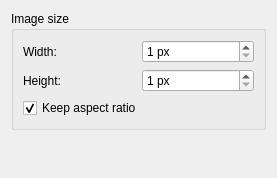
Before: the Qt Designer form src/Gui/TaskView/TaskImageScale.ui in southseact-3d/fcd, drawn with Qt 5.
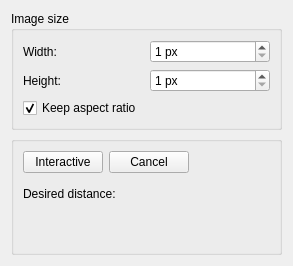
After: the same form once the commit is applied. Custom widgets are drawn as their Qt base class.

Commit message: Gui: implement interactive image scaling

Patch:
```diff
--- a/src/Gui/TaskView/TaskImageScale.ui
+++ b/src/Gui/TaskView/TaskImageScale.ui
@@ -6,14 +6,14 @@
    <rect>
     <x>0</x>
     <y>0</y>
-    <width>277</width>
-    <height>178</height>
+    <width>293</width>
+    <height>266</height>
    </rect>
   </property>
   <property name="windowTitle">
    <string>Scale image</string>
   </property>
-  <layout class="QGridLayout" name="gridLayout_3">
+  <layout class="QGridLayout" name="gridLayout_4">
    <item row="0" column="0">
     <widget class="QGroupBox" name="groupBox">
      <property name="title">
@@ -78,20 +78,85 @@
     </widget>
    </item>
    <item row="1" column="0">
-    <spacer name="verticalSpacer">
-     <property name="orientation">
-      <enum>Qt::Vertical</enum>
+    <widget class="QGroupBox" name="groupBox_2">
+     <property name="title">
+      <string/>
      </property>
-     <property name="sizeHint" stdset="0">
-      <size>
-       <width>20</width>
-       <height>18</height>
-      </size>
-     </property>
-    </spacer>
+     <layout class="QGridLayout" name="gridLayout_3">
+      <item row="0" column="0">
+       <layout class="QHBoxLayout" name="horizontalLayout">
+        <item>
+         <widget class="QPushButton" name="pushButtonScale">
+          <property name="toolTip">
+           <string>Interactively scale the image</string>
+          </property>
+          <property name="text">
+           <string>Interactive</string>
+          </property>
+         </widget>
+        </item>
+        <item>
+         <widget class="QPushButton" name="pushButtonCancel">
+          <property name="text">
+           <string>Cancel</string>
+          </property>
+         </widget>
+        </item>
+        <item>
+         <spacer name="horizontalSpacer">
+          <property name="orientation">
+           <enum>Qt::Horizontal</enum>
+          </property>
+          <property name="sizeHint" stdset="0">
+           <size>
+            <width>136</width>
+            <height>20</height>
+           </size>
+          </property>
+         </spacer>
+        </item>
+       </layout>
+      </item>
+      <item row="1" column="0">
+       <layout class="QHBoxLayout" name="horizontalLayout_2">
+        <item>
+         <widget class="QLabel" name="labelDistance">
+          <property name="text">
+           <string>Desired distance:</string>
+          </property>
+         </widget>
+        </item>
+        <item>
+         <widget class="Gui::QuantitySpinBox" name="quantitySpinBox">
+          <property name="enabled">
+           <bool>false</bool>
+          </property>
+          <property name="unit" stdset="0">
+           <string notr="true">mm</string>
+          </property>
+         </widget>
+        </item>
+       </layout>
+      </item>
+      <item row="2" column="0">
+       <widget class="QLabel" name="labelInstruction">
+        <property name="text">
+         <string/>
+        </property>
+       </widget>
+      </item>
+     </layout>
+    </widget>
    </item>
   </layout>
  </widget>
+ <customwidgets>
+  <customwidget>
+   <class>Gui::QuantitySpinBox</class>
+   <extends>QWidget</extends>
+   <header>Gui/QuantitySpinBox.h</header>
+  </customwidget>
+ </customwidgets>
  <resources/>
  <connections/>
 </ui>
```
The commit also changes 3 other files.
